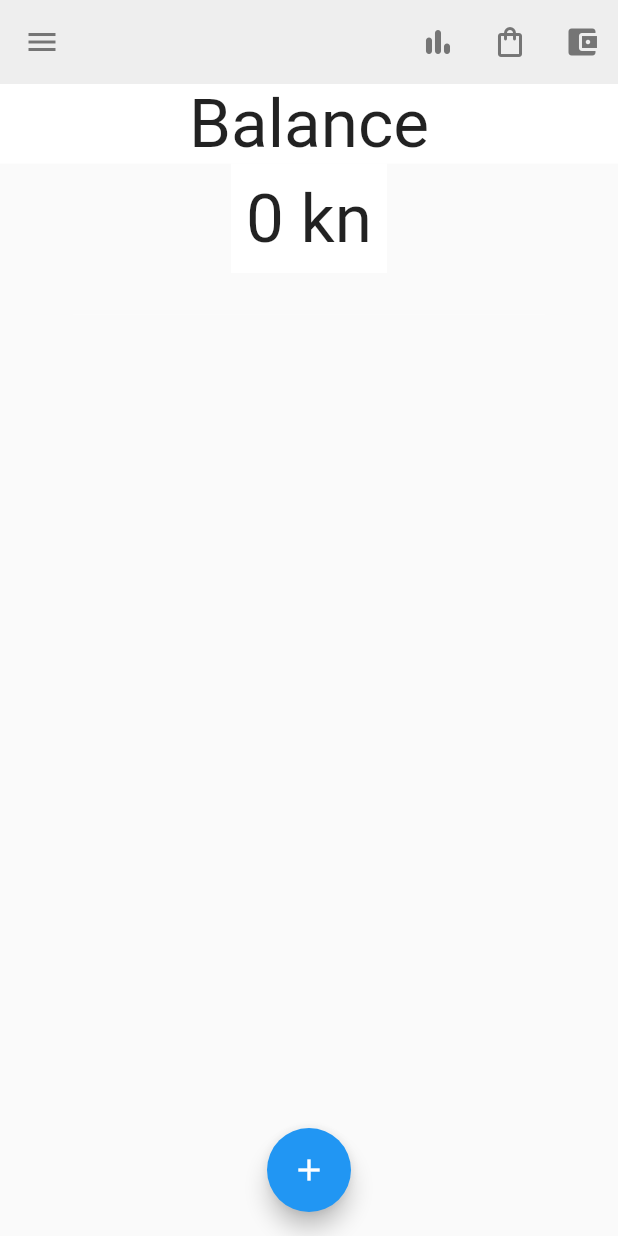
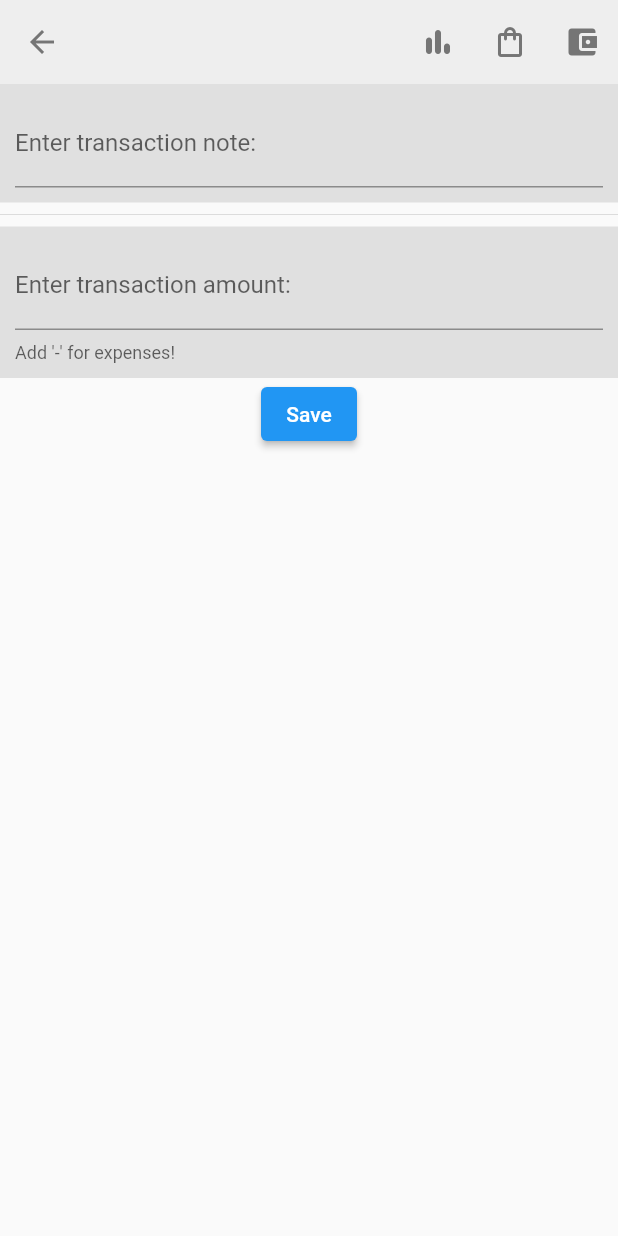
Before and after one commit to foivz/24sata-hackathon-2022-repo2-code-monkeys-1, a Flutter app: the screen it shows after launch, after a tap on the "add" icon, on a phone screen of 412 x 824 dp. Run offline on Flutter 3.47's test engine with Material 2 defaults, Android fonts, the phone set to English and light mode, and no system bars; our stand-ins replace cloud_firestore, decimal, firebase_auth, firebase_core, flutter_signin_button, getwidget and 3 more; accounts and stored records are empty; network calls fail; Roboto replaces fonts that are missing (Ubuntu).

Commit message:
Transactions

```diff
--- a/lib/main.dart
+++ b/lib/main.dart
@@ -11,7 +11,7 @@ import 'util/utility.dart';
 void main() async {
   WidgetsFlutterBinding.ensureInitialized();
   await Firebase.initializeApp();
-  await Utility.refreshData();
+  //await Utility.refreshData();
   runApp(const MyApp());
 }
 
--- a/lib/main_screen.dart
+++ b/lib/main_screen.dart
@@ -1,5 +1,6 @@
 import 'package:monkey/database/database.dart';
 import 'package:monkey/models/category.dart';
+import 'package:monkey/pages/add_new_transaction.dart';
 import 'package:monkey/pages/budget_screen.dart';
 import 'package:monkey/pages/shopping.dart';
 import 'package:monkey/pages/transaction_screen.dart';
@@ -61,7 +62,13 @@ class _FirstScreenState extends State<FirstScreen> {
 
           floatingActionButton: FloatingActionButton(
             onPressed: () {
-
+              FocusScope.of(context).unfocus();
+              Navigator.push<void>(
+                context,
+                MaterialPageRoute<void>(
+                  builder: (BuildContext context) => const AddNewTransaction(),
+                ),
+              );
             },
             backgroundColor: Colors.blue,
             child: const Icon(Icons.add),
--- /dev/null
+++ b/lib/pages/add_new_transaction.dart
@@ -0,0 +1,92 @@
+import 'package:decimal/decimal.dart';
+import 'package:flutter/material.dart';
+import 'package:monkey/pages/shopping.dart';
+import 'package:monkey/pages/stats.dart';
+import 'package:monkey/util/utility.dart';
+import 'package:monkey/models/category.dart';
+
+import 'budget_screen.dart';
+
+class AddNewTransaction extends StatefulWidget {
+  const AddNewTransaction({Key? key}) : super(key: key);
+
+  @override
+  State<AddNewTransaction> createState() => _AddNewTransactionState();
+}
+
+class _AddNewTransactionState extends State<AddNewTransaction> {
+  String note = '';
+  Decimal value = Decimal.zero;
+  TextEditingController controllerNote = TextEditingController();
+  TextEditingController controllerAmount = TextEditingController();
+  void saveValues() {
+    Utility.database.createTransaction(Decimal.parse(controllerAmount.text),
+        controllerNote.text, Category('', ''));
+    Navigator.pop(context);
+  }
+
+  @override
+  Widget build(BuildContext context) {
+    return Scaffold(
+        appBar: AppBar(
+          backgroundColor: Colors.grey[200],
+          foregroundColor: Colors.grey[600],
+          elevation: 0,
+          centerTitle: true,
+          actions: <Widget>[
+            IconButton(
+                onPressed: () {
+                  FocusScope.of(context).unfocus();
+                  Navigator.push<void>(
+                    context,
+                    MaterialPageRoute<void>(
+                      builder: (BuildContext context) => const Stats(),
+                    ),
+                  );
+                },
+                icon: const Icon(Icons.bar_chart_rounded)),
+            IconButton(
+                onPressed: () {
+                  Navigator.push(
+                      context,
+                      MaterialPageRoute(
+                          builder: (context) => const Shopping()));
+                },
+                icon: const Icon(Icons.shopping_bag_outlined)),
+            IconButton(
+                onPressed: () {
+                  Navigator.push(
+                      context,
+                      MaterialPageRoute(
+                          builder: (context) => const BudgetScreen()));
+                },
+                icon: const Icon(Icons.account_balance_wallet)),
+          ],
+        ),
+        body: Container(
+          child: Column(
+            children: [
+              Container(
+                  child: TextField(
+                    controller: controllerNote,
+                    decoration:
+                        InputDecoration(labelText: "Enter transaction note:"),
+                  ),
+                  color: Colors.grey.shade300,
+                  padding: EdgeInsets.all(10)),
+              const Divider(),
+              Container(
+                  child: TextField(
+                    controller: controllerAmount,
+                    keyboardType: TextInputType.number,
+                    decoration: InputDecoration(
+                        labelText: "Enter transaction amount:",
+                        helperText: "Add '-' for expenses!",),
+                  ),
+                  color: Colors.grey.shade300,
+                  padding: EdgeInsets.all(10)),
+            ElevatedButton(onPressed: () {saveValues();}, child: Text("Save"))],
+          ),
+        ));
+  }
+}
--- a/lib/pages/transaction_geter.dart
+++ b/lib/pages/transaction_geter.dart
@@ -37,7 +37,7 @@ Widget buildItems(dataList) => ListView.separated(
       title: Text(
         dataList[index]['note'],
       ),
-      subtitle: Text("${dataList[index]['value']} kn",
+      subtitle: Text("${dataList[index]['value']/100} kn",
       ),
     );
   },
--- a/lib/widgets/profile_drawer.dart
+++ b/lib/widgets/profile_drawer.dart
@@ -1,6 +1,7 @@
 import 'package:flutter/material.dart';
 import 'package:monkey/pages/login_screen.dart';
 import 'package:monkey/pages/signup_options.dart';
+import 'package:monkey/pages/tips_and_tricks.dart';
 
 class SeparatedDrawer extends StatefulWidget {
   const SeparatedDrawer({Key? key}) : super(key: key);
@@ -22,39 +23,48 @@ class _SeparatedDrawerState extends State<SeparatedDrawer> {
                 //OnTAP DELETED
                 //REMOVE CONST!!!
                 child: CircleAvatar(
-                    backgroundImage: NetworkImage(user.photoUrl.compareTo('') == 0 ? user.photoUrl : "https://cdn.pixabay.com/photo/2018/08/28/12/41/avatar-3637425__340.png")
+                  backgroundImage: NetworkImage(user.photoUrl.compareTo('') == 0
+                      ? user.photoUrl
+                      : "https://cdn.pixabay.com/photo/2018/08/28/12/41/avatar-3637425__340.png"),
                 ),
               ),
               decoration: const BoxDecoration(
                   image: DecorationImage(
                       fit: BoxFit.cover,
-                      image: AssetImage("lib/images/blob.png")
-                  )
-              )
-          ),
+                      image: AssetImage("lib/images/blob.png")))),
           ListTile(
               title: const Text("Settings"),
               trailing: const Icon(Icons.settings),
               onTap: () {
                 Navigator.of(context).pop();
-                Navigator.of(context).push(MaterialPageRoute(builder: (BuildContext context) => const LoginScreen()));
-              }
-          ),
+                Navigator.of(context).push(MaterialPageRoute(
+                    builder: (BuildContext context) => const LoginScreen()));
+              }),
           ListTile(
               title: const Text("Groups"),
               trailing: const Icon(Icons.group),
               onTap: () {
                 Navigator.of(context).pop();
-                Navigator.of(context).push(MaterialPageRoute(builder: (BuildContext context) => const LoginScreen()));
-              }
-          ),
+                Navigator.of(context).push(MaterialPageRoute(
+                    builder: (BuildContext context) => const LoginScreen()));
+              }),
+          ListTile(
+              title: const Text("Tips& ricks"),
+              trailing: const Icon(Icons.info_outline),
+              onTap: () {
+                Navigator.of(context).pop();
+                Navigator.of(context).push(MaterialPageRoute(
+                    builder: (BuildContext context) => const Tips()));
+              }),
           const Divider(),
           ListTile(
-            title: const Text("Sign out"),
-            trailing: const Icon(Icons.logout),
-            onTap: () =>{ Navigator.of(context).pop(),
-            Navigator.of(context).push(MaterialPageRoute(builder: (BuildContext context) => const LoginScreen()))}
-          )
+              title: const Text("Sign out"),
+              trailing: const Icon(Icons.logout),
+              onTap: () => {
+                    Navigator.of(context).pop(),
+                    Navigator.of(context).push(MaterialPageRoute(
+                        builder: (BuildContext context) => const LoginScreen()))
+                  })
         ],
       ),
     );
```
Also changed, not shown: lib/pages/tips_and_tricks.dart (added, +40 -0 lines).
